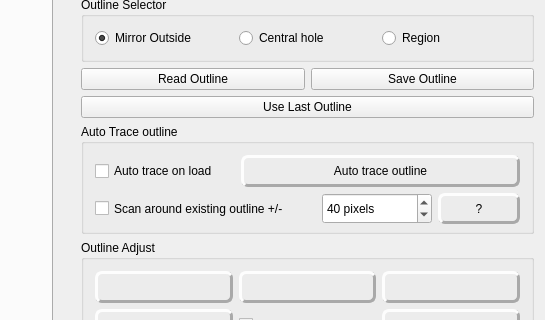
Old version of the form mainwindow.ui in the repository githubdoe/DFTFringe; both pictures show x 520 to 1065 and y 119 to 439 of the 1065 by 905 pixel window.
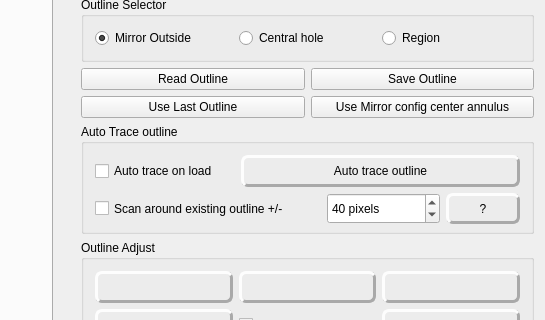
New version of the form. Icons and pictures are not drawn.

Commit message: added annulus to mirror config and connected to zernike processor.  More work to be done.

Diff of the .ui file:
```diff
--- a/mainwindow.ui
+++ b/mainwindow.ui
@@ -374,6 +374,13 @@
          </property>
         </widget>
        </item>
+       <item>
+        <widget class="QPushButton" name="useAnnulust">
+         <property name="text">
+          <string>Use Mirror config center annulus</string>
+         </property>
+        </widget>
+       </item>
       </layout>
      </item>
      <item>
@@ -491,7 +498,7 @@
             </property>
             <property name="minimumSize">
              <size>
-              <width>82</width>
+              <width>74</width>
               <height>30</height>
              </size>
             </property>
```
Left out of the diff: 20 changed lines with no effect on the pictures. The commit also changes 13 other files.
